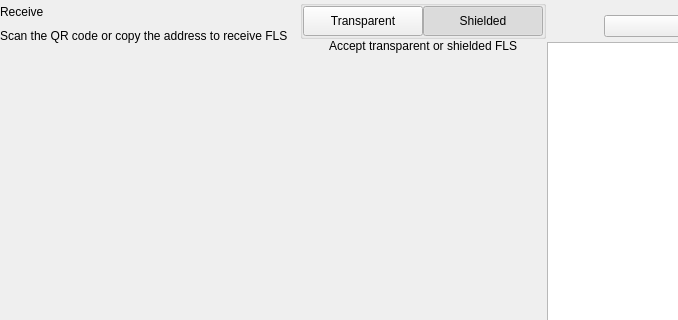
Above: src/qt/fls/forms/receivewidget.ui from Liquid369/blank before the change; both pictures show x 0 to 678 and y 0 to 320 of the 819 by 629 pixel window. Below: the same form after it.
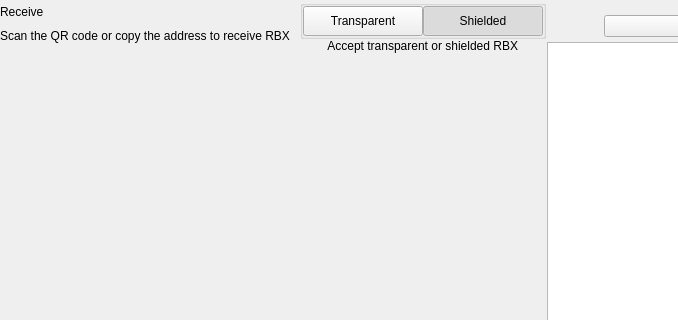
That is the form after the change. Custom widgets are drawn as their Qt base class.

```diff
--- a/src/qt/fls/forms/receivewidget.ui
+++ b/src/qt/fls/forms/receivewidget.ui
@@ -78,7 +78,7 @@
             <item alignment="Qt::AlignTop">
              <widget class="QLabel" name="labelSubtitle1">
               <property name="text">
-               <string>Scan the QR code or copy the address to receive FLS</string>
+               <string>Scan the QR code or copy the address to receive RBX</string>
               </property>
              </widget>
             </item>
@@ -201,7 +201,7 @@
              <item alignment="Qt::AlignHCenter|Qt::AlignTop">
               <widget class="QLabel" name="labelSubtitle2">
                <property name="text">
-                <string>Accept transparent or shielded FLS</string>
+                <string>Accept transparent or shielded RBX</string>
                </property>
                <property name="alignment">
                 <set>Qt::AlignRight|Qt::AlignTrailing|Qt::AlignVCenter</set>
```
Left out of the diff: 2 changed lines with no effect on the pictures.
